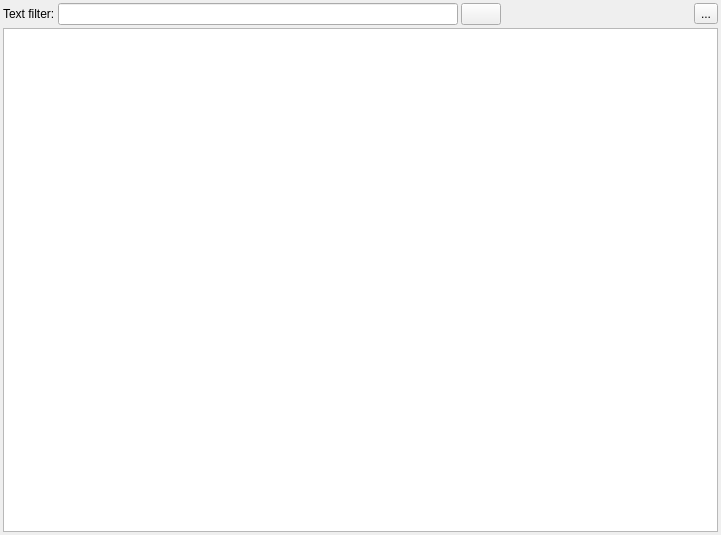
This is src/GSvar/SequencingRunOverview.ui in imgag/ngs-bits as Qt 5 draws it before an edit. The edited form follows.
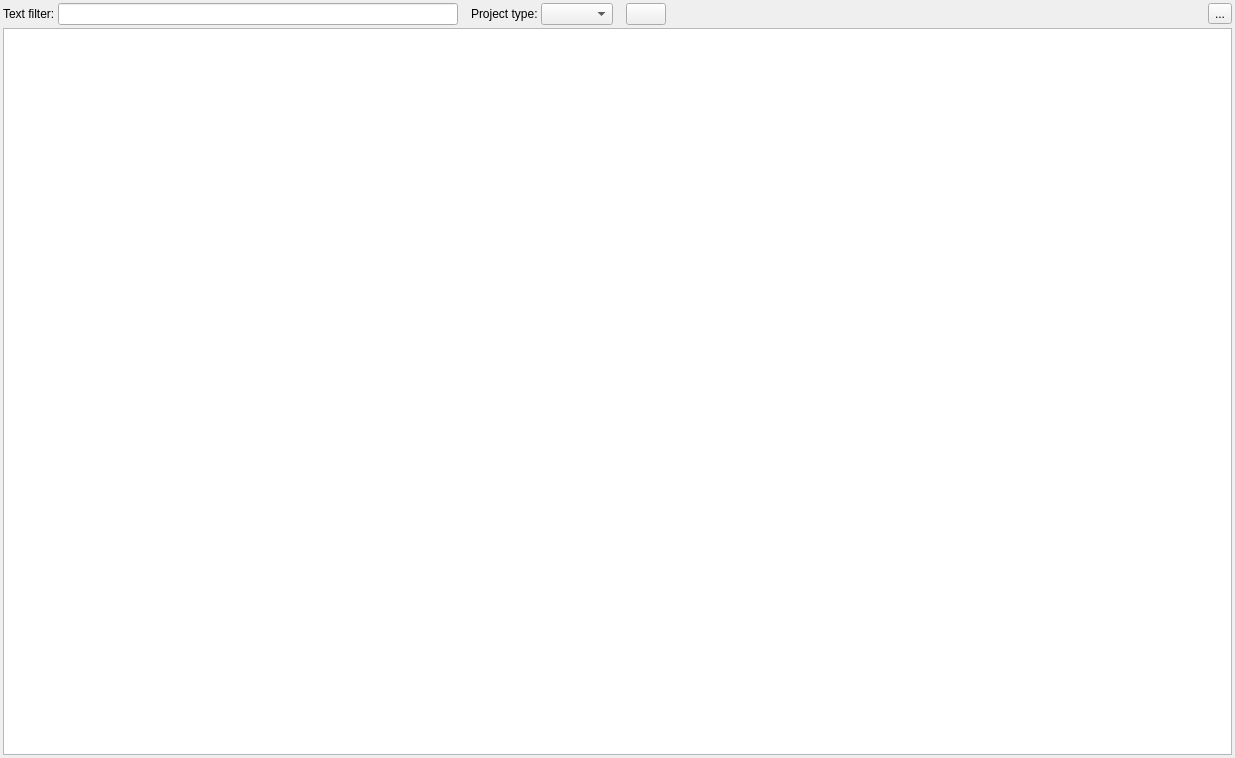
This is the edited form. Icons and pictures are not drawn. Custom widgets are drawn as their Qt base class.

Commit message: GSvar: added project type filter to sequencing run overview.

Patch:
```diff
--- a/src/GSvar/SequencingRunOverview.ui
+++ b/src/GSvar/SequencingRunOverview.ui
@@ -6,8 +6,8 @@
    <rect>
     <x>0</x>
     <y>0</y>
-    <width>721</width>
-    <height>535</height>
+    <width>1235</width>
+    <height>758</height>
    </rect>
   </property>
   <property name="windowTitle">
@@ -58,7 +58,49 @@
       </widget>
      </item>
      <item>
-      <widget class="QPushButton" name="text_filter_btn">
+      <spacer name="horizontalSpacer_3">
+       <property name="orientation">
+        <enum>Qt::Horizontal</enum>
+       </property>
+       <property name="sizeType">
+        <enum>QSizePolicy::Fixed</enum>
+       </property>
+       <property name="sizeHint" stdset="0">
+        <size>
+         <width>10</width>
+         <height>1</height>
+        </size>
+       </property>
+      </spacer>
+     </item>
+     <item>
+      <widget class="QLabel" name="label_2">
+       <property name="text">
+        <string>Project type:</string>
+       </property>
+      </widget>
+     </item>
+     <item>
+      <widget class="QComboBox" name="project_type"/>
+     </item>
+     <item>
+      <spacer name="horizontalSpacer_2">
+       <property name="orientation">
+        <enum>Qt::Horizontal</enum>
+       </property>
+       <property name="sizeType">
+        <enum>QSizePolicy::Fixed</enum>
+       </property>
+       <property name="sizeHint" stdset="0">
+        <size>
+         <width>10</width>
+         <height>1</height>
+        </size>
+       </property>
+      </spacer>
+     </item>
+     <item>
+      <widget class="QPushButton" name="update_btn">
        <property name="text">
         <string/>
        </property>
```
The commit also changes 3 other files.
